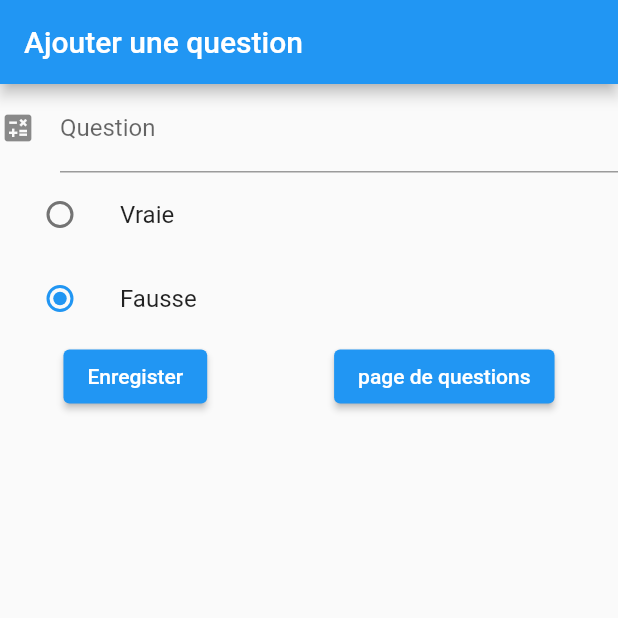
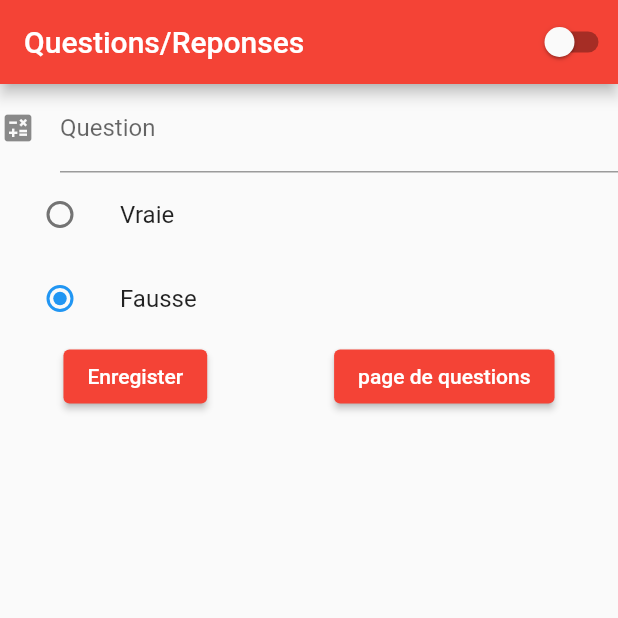
Before and after one commit to aminamaiga/firebase-tp-flutter, a Flutter app: the screen it shows after launch, after a tap on "Nouvelle question", on a phone screen of 412 x 824 dp, the top half of it. Run offline on Flutter 3.47's test engine with Material 2 defaults, Android fonts, the phone set to English and light mode, and no system bars; our stand-ins replace firebase_core, firebase_database, flutter_bloc; accounts and stored records are empty.

Commit message:
add theme switch

```diff
--- a/lib/business_logic/blocs/question_event.dart
+++ /dev/null
@@ -1,4 +0,0 @@
-class QuestionEvent{
-// remplacer avec le cubit
-  QuestionEvent();
-}
--- a/lib/business_logic/blocs/question_state.dart
+++ /dev/null
@@ -1,11 +0,0 @@
-
-import 'package:fluttertp2/data/model/question_model.dart';
-
-class QuestionState {
-  // remplacer avec le cubit
-  List<Question>? questions;
-
-  QuestionState(this.questions);
-
-  getQuestions() => questions;
-}
--- /dev/null
+++ b/lib/business_logic/blocs/reponse_type_bloc.dart
@@ -0,0 +1,22 @@
+import 'package:flutter_bloc/flutter_bloc.dart';
+
+abstract class TypeEvent {}
+
+class TrueEvent extends TypeEvent {}
+
+class FalseEvent extends TypeEvent {}
+
+class ResponseTypeBloc extends Bloc<TypeEvent, bool> {
+  ResponseTypeBloc(bool initialState) : super(initialState) {
+    on<TrueEvent>(_onTrue);
+    on<FalseEvent>(_onFalse);
+  }
+
+  _onTrue(TrueEvent event, Emitter<bool> emit) {
+    emit(true);
+  }
+
+  void _onFalse(FalseEvent event, Emitter<bool> emit) {
+    emit(false);
+  }
+}
--- /dev/null
+++ b/lib/business_logic/theme_switch_cubit.dart
@@ -0,0 +1,9 @@
+import 'package:flutter_bloc/flutter_bloc.dart';
+
+class ThemeSwitchCubit extends Cubit<bool> {
+  ThemeSwitchCubit(bool initialState) : super(initialState);
+
+  themeChange(bool isDark) {
+    emit(isDark);
+  }
+}
--- a/lib/main.dart
+++ b/lib/main.dart
@@ -3,30 +3,71 @@ import 'package:flutter/material.dart';
 import 'package:flutter_bloc/flutter_bloc.dart';
 import 'package:fluttertp2/business_logic/cubits/question_bloc.dart';
 import 'package:fluttertp2/business_logic/cubits/quiz_change_cubit.dart';
+import 'package:fluttertp2/business_logic/theme_switch_cubit.dart';
 import 'package:fluttertp2/pages/add_question_page.dart';
 import 'package:fluttertp2/pages/my_home_page.dart';
 
 void main() async {
   WidgetsFlutterBinding.ensureInitialized();
   await Firebase.initializeApp();
-  runApp(MyApp());
+  runApp(MultiBlocProvider(providers: [
+    BlocProvider(create: (_) => QuizCubic()),
+    BlocProvider(create: (_) => QuestionBloc()),
+    BlocProvider(create: (_) => ThemeSwitchCubit(false))
+  ], child: MyApp()));
 }
 
 class MyApp extends StatelessWidget {
   // This widget is the root of your application.
-
   @override
   Widget build(BuildContext context) {
-    return MaterialApp(
-      title: 'Exercice 2',
-      theme: ThemeData(
-        primarySwatch: Colors.blue,
-      ),
-      home: MultiBlocProvider(providers: [
-        BlocProvider(create: (_) => QuizCubic()),
-        BlocProvider(create: (_) => QuestionBloc())
-      ], child: MyHomePage(title: 'Questions/Reponses')),
-      routes: {AddQuestionPage.routeName: (context) => AddQuestionPage()},
-    );
+    return BlocBuilder<ThemeSwitchCubit, bool>(builder: (context, theme) {
+      return MaterialApp(
+        title: 'Exercice 2',
+        theme: theme ? _lightTheme : _darkTheme,
+        darkTheme: _darkTheme,
+        showSemanticsDebugger: false,
+        builder: (context, child) {
+          return Scaffold(
+            body: child,
+            appBar: AppBar(
+              title: Text("Questions/Reponses"),
+              backgroundColor: Theme
+                  .of(context)
+                  .colorScheme
+                  .primary,
+              actions: [
+                Switch(
+                    value: theme,
+                    onChanged: (onChanged) {
+                      context.read<ThemeSwitchCubit>().themeChange(onChanged);
+                    },
+                    activeColor: Theme
+                        .of(context)
+                        .colorScheme
+                        .onSecondary),
+              ],
+            ),
+          );
+        },
+        home: MyHomePage(),
+        debugShowCheckedModeBanner: false,
+        routes: {
+          AddQuestionPage.routeName: (context) => AddQuestionPage(),
+          MyHomePage.routeName: (context) => MyHomePage()
+        },
+      );
+    });
   }
 }
+
+ThemeData _darkTheme = ThemeData(
+  brightness: Brightness.light,
+  primaryColor: Colors.amber,
+  colorScheme: ColorScheme.fromSwatch().copyWith(primary: Colors.red),
+);
+
+ThemeData _lightTheme = ThemeData(
+    colorScheme: ColorScheme.fromSwatch().copyWith(primary: Colors.blue),
+    brightness: Brightness.light,
+    primaryColor: Colors.blue);
--- a/lib/pages/add_question_page.dart
+++ b/lib/pages/add_question_page.dart
@@ -1,29 +1,26 @@
 import 'package:flutter/material.dart';
 import 'package:flutter_bloc/flutter_bloc.dart';
+import 'package:fluttertp2/business_logic/blocs/reponse_type_bloc.dart';
 import 'package:fluttertp2/business_logic/cubits/add_question_qubit.dart';
 import 'package:fluttertp2/data/model/question_model.dart';
+import 'package:fluttertp2/pages/my_home_page.dart';
 
 class AddQuestionPage extends StatelessWidget {
   static const routeName = "AddQuestion";
 
   @override
   Widget build(BuildContext context) {
-    final appTitle = 'Ajouter une question';
-    return MaterialApp(
-        title: appTitle,
-        home: MultiBlocProvider(
+    return Container(
+        child: MultiBlocProvider(
             providers: [
           BlocProvider(
               create: (_) => AddQuestionCubit(
-                    Question(question: "test", response: false)))
+                  Question(question: "test", response: false))),
+          BlocProvider(create: (_) => ResponseTypeBloc(false)),
         ],
             child: Scaffold(
-            appBar: AppBar(
-              title: Text(appTitle),
-            ),
               body: MyCustomForm(),
-          ),
-        ));
+            )));
   }
 }
 
@@ -39,7 +36,6 @@ class MyCustomFormState extends State<MyCustomForm> {
   final _formKey = GlobalKey<FormState>();
   TextEditingController controllerQuestion = new TextEditingController();
   TextEditingController controllerRespons = new TextEditingController();
-  bool resp = false;
 
   @override
   Widget build(BuildContext context) {
@@ -47,6 +43,7 @@ class MyCustomFormState extends State<MyCustomForm> {
         key: _formKey,
         child: BlocBuilder<AddQuestionCubit, Question>(
             builder: (context, question) {
+          return BlocBuilder<ResponseTypeBloc, bool>(builder: (context, resp) {
             return Column(
               crossAxisAlignment: CrossAxisAlignment.start,
               children: <Widget>[
@@ -71,9 +68,7 @@ class MyCustomFormState extends State<MyCustomForm> {
                         value: true,
                         groupValue: resp,
                         onChanged: (bool? value) {
-                        setState(() {
-                          resp = value!;
-                        });
+                          context.read<ResponseTypeBloc>().add(TrueEvent());
                         },
                       ),
                     ),
@@ -83,9 +78,7 @@ class MyCustomFormState extends State<MyCustomForm> {
                         value: false,
                         groupValue: resp,
                         onChanged: (bool? value) {
-                        setState(() {
-                          resp = value!;
-                        });
+                          context.read<ResponseTypeBloc>().add(FalseEvent());
                         },
                       ),
                     ),
@@ -110,11 +103,15 @@ class MyCustomFormState extends State<MyCustomForm> {
                           }
                         }),
                     ElevatedButton(
-                      onPressed: () {}, child: Text("page de questions"))
+                        onPressed: () {
+                          Navigator.pushNamed(context, MyHomePage.routeName);
+                        },
+                        child: Text("page de questions"))
                   ],
                 )),
               ],
             );
+          });
         }));
   }
 }
--- a/lib/pages/my_home_page.dart
+++ b/lib/pages/my_home_page.dart
@@ -7,8 +7,9 @@ import 'package:fluttertp2/data/model/question_model.dart';
 import 'package:fluttertp2/pages/add_question_page.dart';
 
 class MyHomePage extends StatefulWidget {
-  MyHomePage({Key? key, required this.title}) : super(key: key);
-  final String title;
+  static const routeName = "MyHomePage";
+
+  MyHomePage({Key? key}) : super(key: key);
 
   @override
   _MyHomePageState createState() => _MyHomePageState();
@@ -30,18 +31,10 @@ class _MyHomePageState extends State<MyHomePage> {
           if (snapshot.hasError)
             return Center(child: Text('Error: ${snapshot.error}'));
           else {
-            String text = "rtes";
             questions = snapshot.data!;
-            return Scaffold(
-                appBar: AppBar(
-                  centerTitle: true,
-                  title: Text(widget.title),
-                  backgroundColor: Colors.blueGrey,
-                ),
-                body: Container(
+            return Container(
                 color: Colors.blueGrey,
-                    child:
-                        BlocBuilder<QuizCubic, int>(builder: (context, index) {
+                child: BlocBuilder<QuizCubic, int>(builder: (context, index) {
                   return Column(
                     mainAxisAlignment: MainAxisAlignment.center,
                     children: <Widget>[
@@ -59,8 +52,7 @@ class _MyHomePageState extends State<MyHomePage> {
                           questions.isNotEmpty
                               ? questions.elementAt(index).question
                               : "",
-                              style:
-                                  TextStyle(color: Colors.white, fontSize: 20),
+                          style: TextStyle(color: Colors.white, fontSize: 20),
                           textAlign: TextAlign.center,
                         ),
                       ),
@@ -77,8 +69,7 @@ class _MyHomePageState extends State<MyHomePage> {
                               },
                               child: Text("Vrai"),
                               style: ButtonStyle(
-                                      backgroundColor:
-                                          MaterialStateProperty.all(
+                                  backgroundColor: MaterialStateProperty.all(
                                       Colors.blueGrey)),
                             ),
                             ElevatedButton(
@@ -89,8 +80,7 @@ class _MyHomePageState extends State<MyHomePage> {
                                 },
                                 child: Text("Faux"),
                                 style: ButtonStyle(
-                                        backgroundColor:
-                                            MaterialStateProperty.all(
+                                    backgroundColor: MaterialStateProperty.all(
                                         Colors.blueGrey))),
                             ElevatedButton(
                                 onPressed: () {
@@ -98,8 +88,7 @@ class _MyHomePageState extends State<MyHomePage> {
                                 },
                                 child: Icon(Icons.arrow_forward),
                                 style: ButtonStyle(
-                                        backgroundColor:
-                                            MaterialStateProperty.all(
+                                    backgroundColor: MaterialStateProperty.all(
                                         Colors.blueGrey))),
                             ElevatedButton(
                               onPressed: () {
@@ -113,7 +102,7 @@ class _MyHomePageState extends State<MyHomePage> {
                       )
                     ],
                   );
-                    })));
+                }));
           } // snapshot.data  :- get your object which is pass from your downloadData() function
         }
       },
```
Lines whose indentation alone changed are shown as unchanged.
